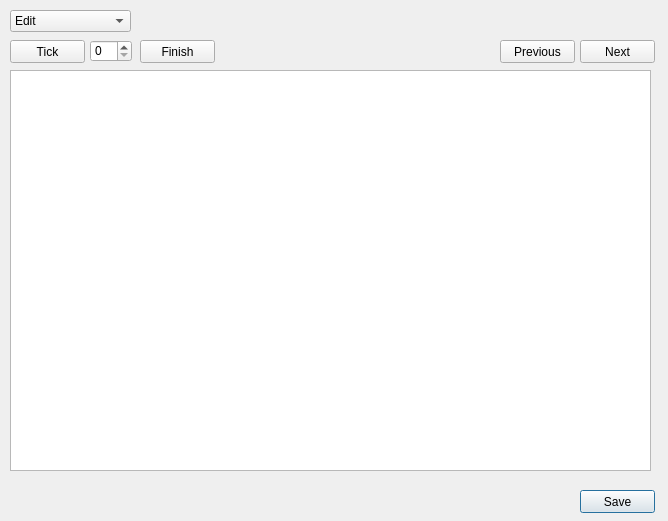
hrachyahakobyan/Network-Simulator-C-, file NetworkQT/BroadcastSessionView.ui: the form before one commit.
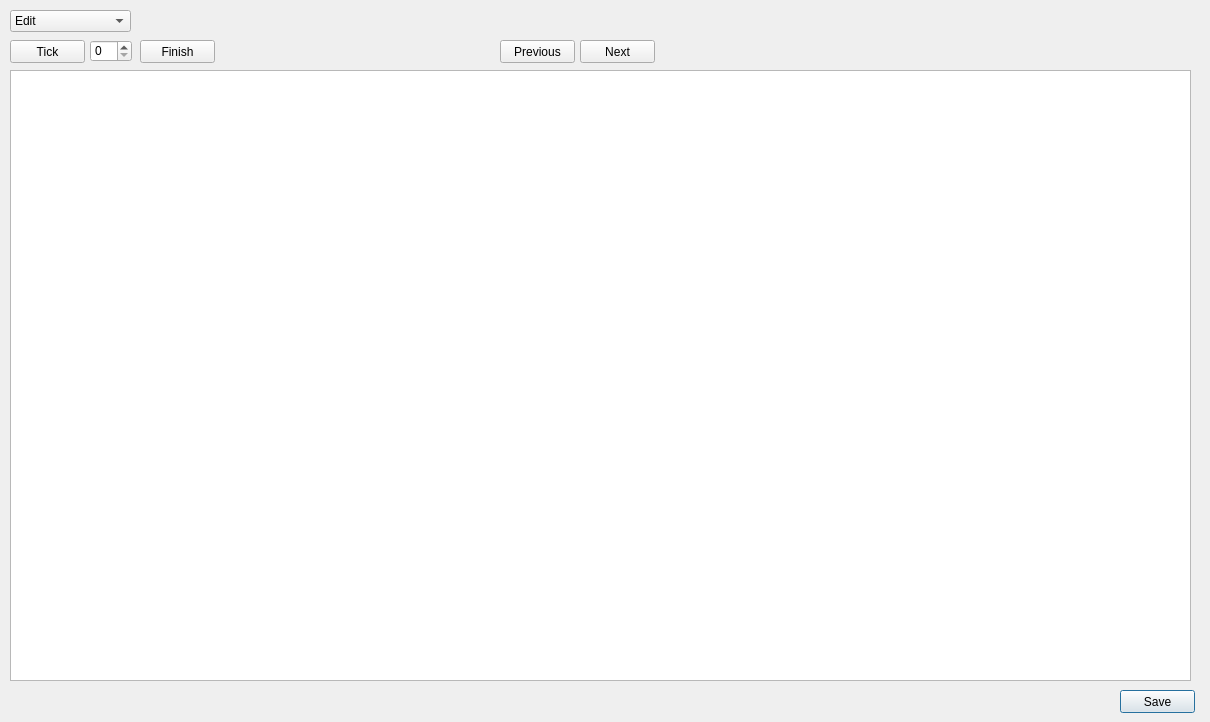
The form after the commit.

The edit to the form file:
```diff
--- a/NetworkQT/BroadcastSessionView.ui
+++ b/NetworkQT/BroadcastSessionView.ui
@@ -6,8 +6,8 @@
    <rect>
     <x>0</x>
     <y>0</y>
-    <width>668</width>
-    <height>521</height>
+    <width>1210</width>
+    <height>722</height>
    </rect>
   </property>
   <property name="windowTitle">
@@ -18,16 +18,16 @@
     <rect>
      <x>10</x>
      <y>70</y>
-     <width>641</width>
-     <height>401</height>
+     <width>1181</width>
+     <height>611</height>
     </rect>
    </property>
   </widget>
   <widget class="QPushButton" name="saveButton">
    <property name="geometry">
     <rect>
-     <x>580</x>
-     <y>490</y>
+     <x>1120</x>
+     <y>690</y>
      <width>75</width>
      <height>23</height>
     </rect>
```
